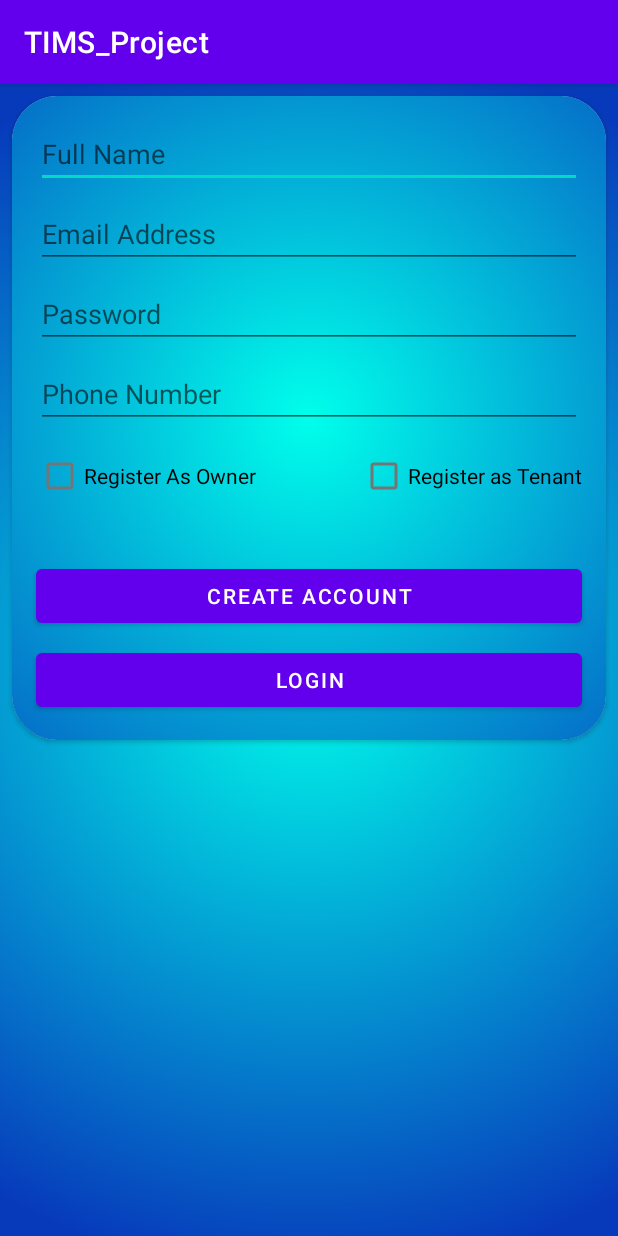
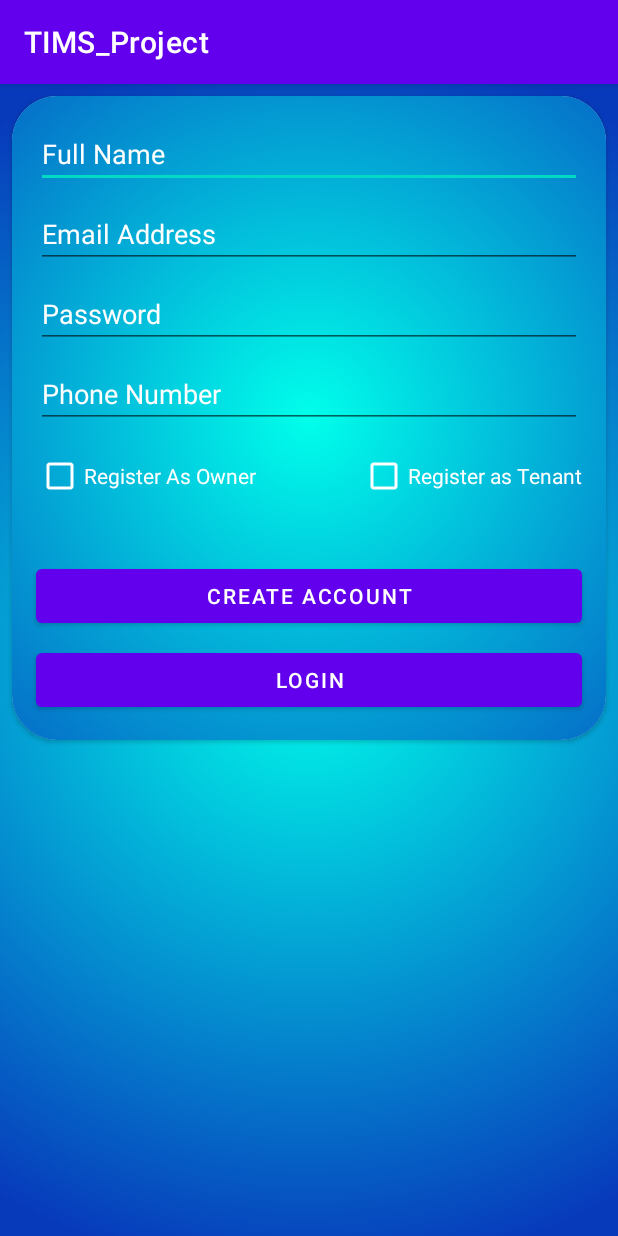
Before and after one commit to mdyousufh/TIMS, an Android app: the Register screen opened directly, with no data from a screen before it, on a phone screen of 412 x 824 dp. Run offline under Robolectric (Android 15) with nearby library versions, the phone set to English and light mode, and no system bars; our stand-ins replace Firebase (no records; nobody signed in at launch, a user with empty details on screens opened directly).

Commit message:
improved layout design

```diff
--- a/app/src/main/res/drawable/background_left_receiver.xml
+++ b/app/src/main/res/drawable/background_left_receiver.xml
@@ -6,6 +6,6 @@
         android:topLeftRadius="0dp"
         />
 
-    <solid android:color="#BA535353"/>
+    <solid android:color="#FF018786"/>
 
 </shape>
--- a/app/src/main/res/layout/activity_owner_db.xml
+++ b/app/src/main/res/layout/activity_owner_db.xml
@@ -27,7 +27,7 @@
                 android:layout_height="match_parent"
                 android:text="@string/email_not_verified"
                 android:textAlignment="center"
-                android:textColor="@android:color/holo_red_light"
+                android:textColor="#FFFF"
                 android:textFontWeight="@android:integer/config_mediumAnimTime"
                 android:visibility="gone"
                 app:layout_constraintBottom_toBottomOf="parent"
--- a/app/src/main/res/layout/activity_register.xml
+++ b/app/src/main/res/layout/activity_register.xml
@@ -32,6 +32,8 @@
                 android:layout_marginEnd="16dp"
                 android:ems="10"
                 android:hint="Full Name"
+                android:textColorHint="#FFFF"
+                android:textColor="#FFFF"
                 android:inputType="textPersonName"
                 app:layout_constraintEnd_toEndOf="parent"
                 app:layout_constraintStart_toStartOf="parent"
@@ -46,6 +48,8 @@
                 android:layout_marginEnd="16dp"
                 android:ems="10"
                 android:hint="Email Address"
+                android:textColor="#FFFF"
+                android:textColorHint="#FFFF"
                 android:inputType="textEmailAddress"
                 app:layout_constraintEnd_toEndOf="parent"
                 app:layout_constraintStart_toStartOf="parent"
@@ -60,6 +64,8 @@
                 android:layout_marginEnd="16dp"
                 android:ems="10"
                 android:hint="Password"
+                android:textColorHint="#FFFF"
+                android:textColor="#FFFF"
                 android:inputType="textPassword"
                 app:layout_constraintEnd_toEndOf="parent"
                 app:layout_constraintStart_toStartOf="parent"
@@ -74,6 +80,8 @@
                 android:layout_marginEnd="16dp"
                 android:ems="10"
                 android:hint="Phone Number"
+                android:textColor="#FFFF"
+                android:textColorHint="#FFFF"
                 android:inputType="phone"
                 app:layout_constraintEnd_toEndOf="parent"
                 app:layout_constraintStart_toStartOf="parent"
@@ -86,6 +94,8 @@
                 android:layout_marginStart="16dp"
                 android:layout_marginTop="8dp"
                 android:text="Register As Owner"
+                android:textColor="#FFFF"
+                android:buttonTint="@color/white"
                 app:layout_constraintStart_toStartOf="parent"
                 app:layout_constraintTop_toBottomOf="@+id/registerPhone" />
 
@@ -96,6 +106,8 @@
                 android:layout_marginTop="8dp"
                 android:layout_marginEnd="16dp"
                 android:text="Register as Tenant"
+                android:textColor="#FFFF"
+                android:buttonTint="@color/white"
                 app:layout_constraintEnd_toEndOf="parent"
                 app:layout_constraintHorizontal_bias="1.0"
                 app:layout_constraintStart_toEndOf="@+id/isOwner"
--- a/app/src/main/res/layout/activity_tenant_db.xml
+++ b/app/src/main/res/layout/activity_tenant_db.xml
@@ -27,7 +27,7 @@
                 android:layout_height="match_parent"
                 android:text="@string/email_not_verified"
                 android:textAlignment="center"
-                android:textColor="@android:color/holo_red_light"
+                android:textColor="#FFFF"
                 android:textFontWeight="@android:integer/config_mediumAnimTime"
                 android:visibility="gone"
                 app:layout_constraintBottom_toBottomOf="parent"
--- a/app/src/main/res/layout/activity_upload_nid.xml
+++ b/app/src/main/res/layout/activity_upload_nid.xml
@@ -28,6 +28,8 @@
         android:layout_marginTop="11dp"
         android:layout_marginEnd="8dp"
         android:layout_toEndOf="@+id/button_choose_image"
+        android:textColorHint="#FFFF"
+        android:textColor="#FFFF"
         android:hint="Enter file name" />
 
     <ImageView
--- a/app/src/main/res/layout/activity_upload_no.xml
+++ b/app/src/main/res/layout/activity_upload_no.xml
@@ -21,6 +21,7 @@
         android:layout_width="wrap_content"
         android:layout_height="wrap_content"
         android:text="@string/upload_a_pdf"
+        android:textColor="#FFFF"
         android:textSize="22sp"
         android:textStyle="bold" />
 
@@ -30,6 +31,8 @@
         android:layout_height="wrap_content"
         android:layout_marginTop="50dp"
         android:hint="@string/enter_pdf_file_name"
+        android:textColor="#FFFF"
+        android:textColorHint="#FFFF"
         android:textSize="22sp"/>
     <Button
         android:id="@+id/btn_upload"
--- a/app/src/main/res/layout/activity_view_nid.xml
+++ b/app/src/main/res/layout/activity_view_nid.xml
@@ -17,6 +17,7 @@
 <androidx.recyclerview.widget.RecyclerView
     android:id="@+id/recyler_view"
     android:layout_width="match_parent"
+    android:textColor="#FFFF"
     android:layout_height="match_parent"/>
 
 
--- a/app/src/main/res/layout/login.xml
+++ b/app/src/main/res/layout/login.xml
@@ -34,6 +34,8 @@
                 android:layout_marginEnd="16dp"
                 android:ems="10"
                 android:hint="@string/hint_email"
+                android:textColorHint="#FFFF"
+                android:textColor="#FFFF"
                 android:importantForAutofill="no"
                 android:inputType="textEmailAddress"
                 android:minHeight="48dp"
@@ -51,6 +53,8 @@
                 android:layout_marginEnd="16dp"
                 android:ems="10"
                 android:hint="@string/hint_password"
+                android:textColorHint="#FFFF"
+                android:textColor="#FFFF"
                 android:importantForAutofill="no"
                 android:inputType="textPassword"
                 app:layout_constraintEnd_toEndOf="parent"
@@ -89,6 +93,7 @@
                 android:layout_marginEnd="150dp"
                 android:layout_marginBottom="265dp"
                 android:text="@string/forgot_password"
+                android:textColor="#FFFF"
                 android:textSize="20sp"
                 app:layout_constraintBottom_toBottomOf="parent"
                 app:layout_constraintEnd_toEndOf="parent"
--- a/app/src/main/res/layout/nid_item.xml
+++ b/app/src/main/res/layout/nid_item.xml
@@ -17,7 +17,7 @@
             android:layout_marginBottom="8dp"
             android:layout_marginTop="8dp"
             android:text="Name"
-            android:textColor="@android:color/black"
+            android:textColor="#FFFF"
             android:textSize="20sp" />
         <ImageView
             android:id="@+id/image_view_upload"
--- a/app/src/main/res/layout/row_chat_remove.xml
+++ b/app/src/main/res/layout/row_chat_remove.xml
@@ -42,6 +42,7 @@
                 android:gravity="center"
                 android:text="@string/remove_tenant"
                 android:textColor="#FFFFFF"
+                android:background="#FF018786"
                 ></Button>
         </LinearLayout>
     </LinearLayout>
--- a/app/src/main/res/layout/row_owner.xml
+++ b/app/src/main/res/layout/row_owner.xml
@@ -11,6 +11,7 @@
         android:layout_width="match_parent"
         android:layout_height="wrap_content"
         android:orientation="horizontal"
+
 
         >
 
@@ -41,6 +42,7 @@
                 android:gravity="center"
                 android:text="Accept Request"
                 android:textColor="#FFFFFF"
+                android:background="#FF018786"
                 ></Button>
         </LinearLayout>
     </LinearLayout>
--- a/app/src/main/res/values/colors.xml
+++ b/app/src/main/res/values/colors.xml
@@ -8,5 +8,6 @@
     <color name="black">#FF000000</color>
     <color name="white">#FFFFFFFF</color>
      <color name="green">#1FEC2E</color>
-
+    <color name="Yellow">#f47100</color>
+    <color name="yo">  #42A5F5</color>
 </resources>
```
Also changed, not shown: app/src/main/res/drawable/progressbarcolor.xml (added, +7 -0 lines), app/src/main/res/layout/activity_chat.xml (+6 -3 lines), app/src/main/res/layout/activity_chatw_tenant.xml (+8 -6 lines).
